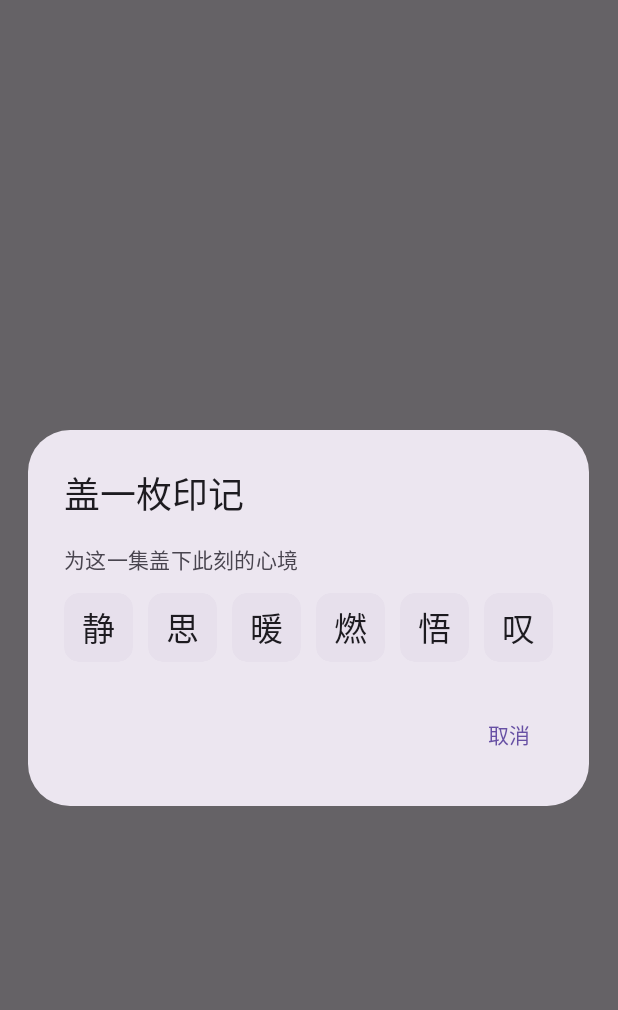
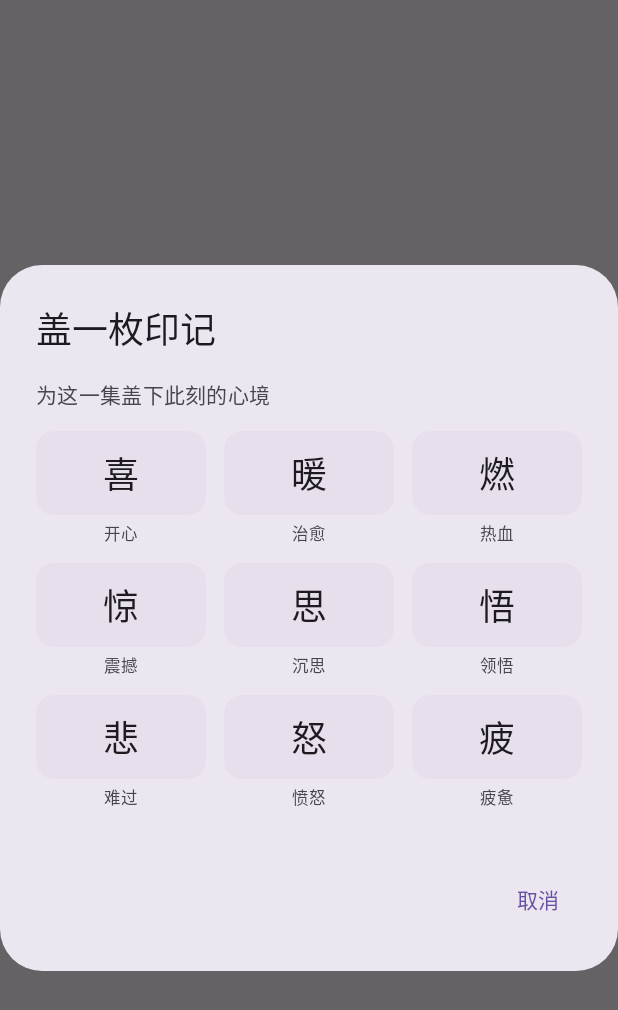
Before and after one commit to cxyxlxdm/reverb, an Android app built with Jetpack Compose: the composable SealDialog called with empty values, on a phone screen of 412 x 824 dp. Shown: the top 1010 px of the screen. Run offline under Robolectric (Android 15) with nearby library versions, the phone set to English and light mode, and no system bars; 6 statements that could not run were skipped.

Commit message:
听觉印记印章扩为 3×3 情绪方阵并加注释文字
以 Ekman 基本情绪为骨架、替换掉听播客用不上的惧/厌,凑成 9 枚 3×3 方阵:
喜(开心)暖(治愈)燃(热血)/惊(震撼)思(沉思)悟(领悟)/悲(难过)怒(愤怒)疲(疲惫)
每枚印章下加小字注明情绪,盖章选择更易理解、排布更工整。

Co-Authored-By: Claude Fable 5 <noreply@anthropic.com>

```diff
--- a/app/src/main/java/com/yuyin/reverb/ui/screens/PlayerScreen.kt
+++ b/app/src/main/java/com/yuyin/reverb/ui/screens/PlayerScreen.kt
@@ -390,37 +390,61 @@ private fun MoreMenu(stamped: Boolean, onClip: () -> Unit, onStamp: () -> Unit)
     }
 }
 
-/** 盖章选择:一排水墨印字,已盖可改或撤。 */
+// 以 Ekman 基本情绪为骨架、替换掉听播客用不上的「惧/厌」,凑成 3×3 情绪方阵;每枚附小字注明。
+private val SEALS = listOf(
+    "喜" to "开心", "暖" to "治愈", "燃" to "热血",
+    "惊" to "震撼", "思" to "沉思", "悟" to "领悟",
+    "悲" to "难过", "怒" to "愤怒", "疲" to "疲惫"
+)
+
+/** 盖章选择:3×3 水墨情绪印章(附小字),已盖可改或撤。 */
 @Composable
 private fun SealDialog(current: String?, onPick: (String) -> Unit, onRemove: () -> Unit, onDismiss: () -> Unit) {
-    val seals = listOf("静", "思", "暖", "燃", "悟", "叹")
     androidx.compose.material3.AlertDialog(
         onDismissRequest = onDismiss,
         title = { Text(stringResource(R.string.stamp_title)) },
         text = {
             Column {
                 Text(stringResource(R.string.stamp_hint), style = MaterialTheme.typography.bodyMedium, color = MaterialTheme.colorScheme.onSurfaceVariant)
-                Spacer(Modifier.height(12.dp))
-                Row(horizontalArrangement = Arrangement.spacedBy(10.dp)) {
-                    seals.forEach { s ->
+                Spacer(Modifier.height(14.dp))
+                SEALS.chunked(3).forEach { row ->
+                    Row(
+                        Modifier.fillMaxWidth(),
+                        horizontalArrangement = Arrangement.spacedBy(12.dp)
+                    ) {
+                        row.forEach { (s, label) ->
                             val sel = s == current
+                            Column(
+                                Modifier.weight(1f),
+                                horizontalAlignment = Alignment.CenterHorizontally
+                            ) {
                                 Surface(
-                            shape = RoundedCornerShape(10.dp),
+                                    shape = RoundedCornerShape(12.dp),
                                     color = if (sel) MaterialTheme.colorScheme.primary else MaterialTheme.colorScheme.surfaceVariant,
                                     modifier = Modifier
-                                .size(46.dp)
-                                .clip(RoundedCornerShape(10.dp))
+                                        .fillMaxWidth()
+                                        .height(56.dp)
+                                        .clip(RoundedCornerShape(12.dp))
                                         .clickable { onPick(s) }
                                 ) {
                                     Box(contentAlignment = Alignment.Center) {
                                         Text(
                                             s,
-                                    style = MaterialTheme.typography.titleLarge,
+                                            style = MaterialTheme.typography.headlineSmall,
                                             color = if (sel) MaterialTheme.colorScheme.onPrimary else MaterialTheme.colorScheme.onSurface
                                         )
                                     }
                                 }
+                                Spacer(Modifier.height(4.dp))
+                                Text(
+                                    label,
+                                    style = MaterialTheme.typography.labelSmall,
+                                    color = if (sel) MaterialTheme.colorScheme.primary else MaterialTheme.colorScheme.onSurfaceVariant
+                                )
                             }
+                        }
+                    }
+                    Spacer(Modifier.height(12.dp))
                 }
             }
         },
```
Lines whose indentation alone changed are shown as unchanged.
